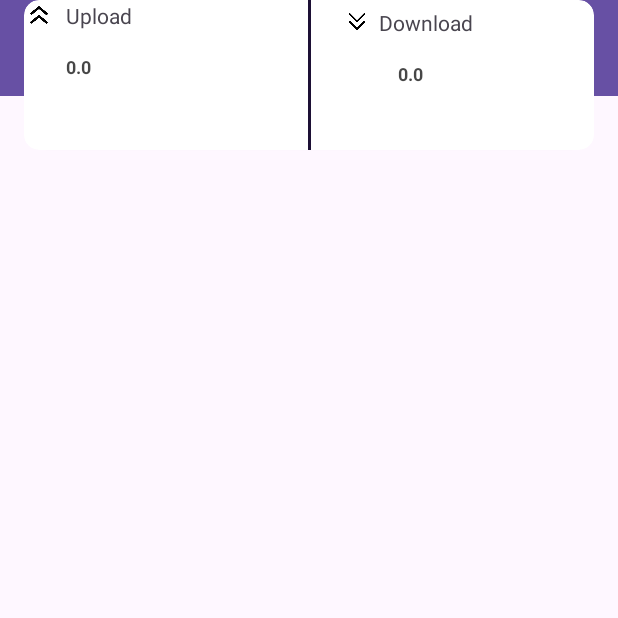
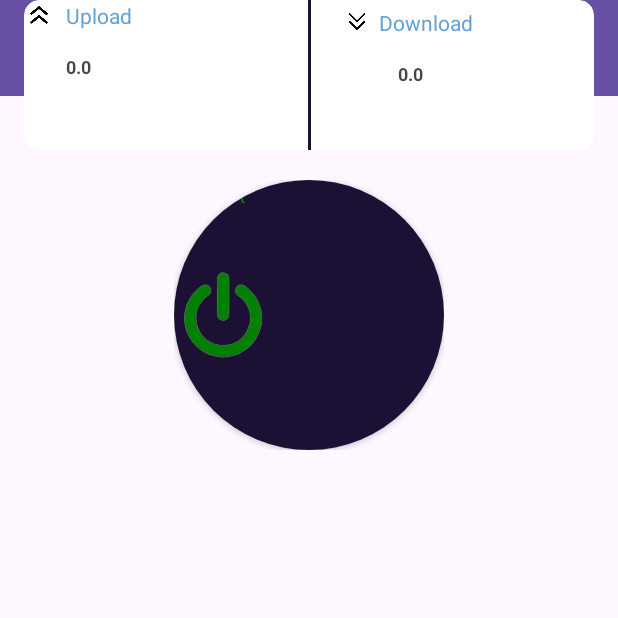
Before and after one commit to rumy14/top-vpn, an Android app: the screen it shows after launch (MainActivity), on a phone screen of 412 x 824 dp, the top half of it. Run offline under Robolectric (Android 15) with nearby library versions, the phone set to English and light mode, and no system bars.

Commit message:
second  commit ...

```diff
--- a/app/src/main/res/layout/activity_main.xml
+++ b/app/src/main/res/layout/activity_main.xml
@@ -31,6 +31,7 @@
         app:layout_constraintTop_toTopOf="parent"/>
 
     <androidx.cardview.widget.CardView
+        android:id="@+id/cardView3"
         android:layout_width="match_parent"
         android:layout_height="100dp"
         android:layout_marginStart="16dp"
@@ -71,6 +72,7 @@
                 android:layout_height="wrap_content"
                 android:layout_marginStart="8dp"
                 android:text="Upload"
+                android:textColor="@color/speed"
                 app:layout_constraintBottom_toBottomOf="@+id/imageView2"
                 app:layout_constraintStart_toEndOf="@+id/imageView2"
                 app:layout_constraintTop_toTopOf="@+id/imageView2" />
@@ -80,10 +82,10 @@
                 android:layout_width="wrap_content"
                 android:layout_height="wrap_content"
                 android:layout_marginTop="16dp"
+                android:text="0.0"
+                android:textColor="@color/back"
                 android:textSize="12sp"
                 android:textStyle="bold"
-                android:textColor="@color/back"
-                android:text="0.0"
                 app:layout_constraintEnd_toEndOf="@+id/dataUP"
                 app:layout_constraintStart_toStartOf="@+id/imageView2"
                 app:layout_constraintTop_toBottomOf="@+id/imageView2" />
@@ -104,6 +106,7 @@
                 android:layout_height="wrap_content"
                 android:layout_marginStart="8dp"
                 android:text="Download"
+                android:textColor="@color/speed"
                 app:layout_constraintBottom_toBottomOf="@+id/imageView3"
                 app:layout_constraintStart_toEndOf="@+id/imageView3"
                 app:layout_constraintTop_toTopOf="@+id/imageView3" />
@@ -113,14 +116,59 @@
                 android:layout_width="wrap_content"
                 android:layout_height="wrap_content"
                 android:layout_marginTop="16dp"
+                android:text="0.0"
+                android:textColor="@color/back"
                 android:textSize="12sp"
                 android:textStyle="bold"
-                android:textColor="@color/back"
-                android:text="0.0"
                 app:layout_constraintEnd_toEndOf="@+id/textView2"
                 app:layout_constraintStart_toStartOf="@+id/imageView3"
                 app:layout_constraintTop_toBottomOf="@+id/textView2" />
         </androidx.constraintlayout.widget.ConstraintLayout>
     </androidx.cardview.widget.CardView>
 
+    <LinearLayout
+        android:layout_width="wrap_content"
+        android:layout_height="wrap_content"
+        android:layout_marginTop="20dp"
+        android:gravity="center"
+        android:orientation="vertical"
+        app:flow_horizontalBias="1.0"
+        app:layout_constraintEnd_toEndOf="parent"
+        app:layout_constraintStart_toStartOf="parent"
+        app:layout_constraintTop_toBottomOf="@+id/cardView3">
+
+        <androidx.cardview.widget.CardView
+            app:cardCornerRadius="100dp"
+            android:padding="5dp"
+            android:layout_width="wrap_content"
+            android:layout_height="wrap_content">
+
+
+            <androidx.constraintlayout.widget.ConstraintLayout
+                android:layout_width="180dp"
+                android:layout_height="180dp"
+                android:background="@color/toolbar">
+
+                <ImageView
+                    android:id="@+id/imageView4"
+                    android:layout_width="65dp"
+                    android:layout_height="wrap_content"
+                    app:srcCompat="@drawable/connect_def"
+                    tools:layout_editor_absoluteX="58dp"
+                    tools:layout_editor_absoluteY="-26dp" />
+
+                <TextView
+                    android:id="@+id/textView5"
+                    android:layout_width="wrap_content"
+                    android:layout_height="wrap_content"
+                    android:text="Start"
+                    android:textColor="#027F01"
+                    app:layout_constraintEnd_toEndOf="@+id/imageView4"
+                    app:layout_constraintStart_toStartOf="@+id/imageView4"
+                    tools:layout_editor_absoluteY="104dp" />
+            </androidx.constraintlayout.widget.ConstraintLayout>
+        </androidx.cardview.widget.CardView>
+
+    </LinearLayout>
+
 </androidx.constraintlayout.widget.ConstraintLayout>
```
Also changed, not shown: app/src/main/res/drawable/connect_def.png (added).
